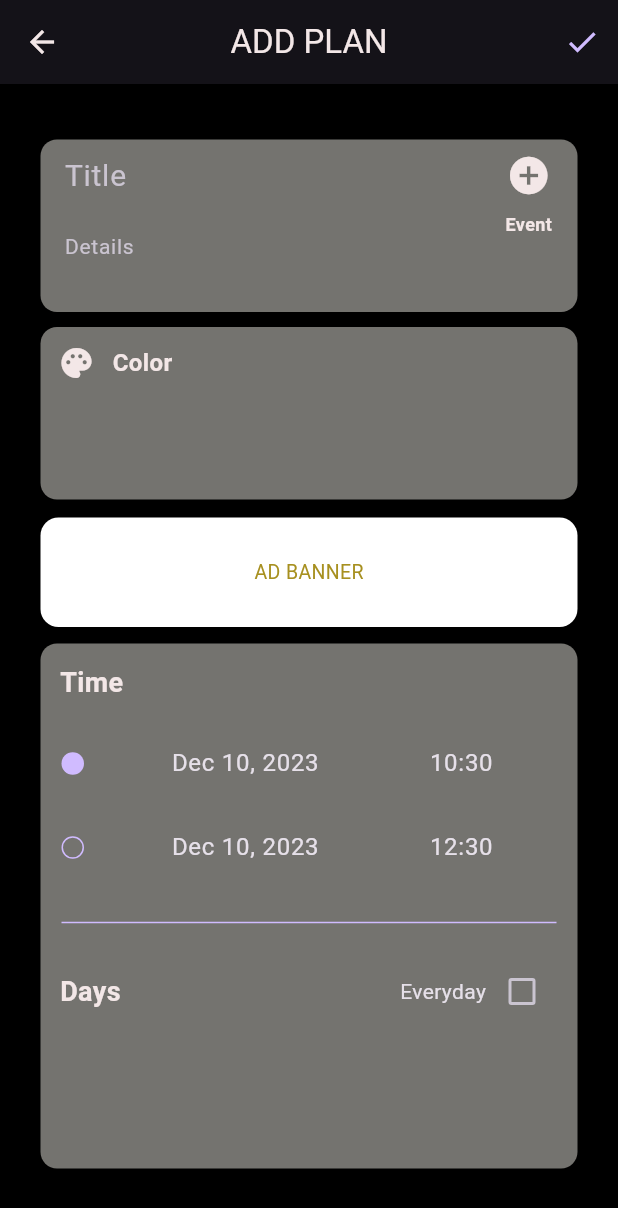
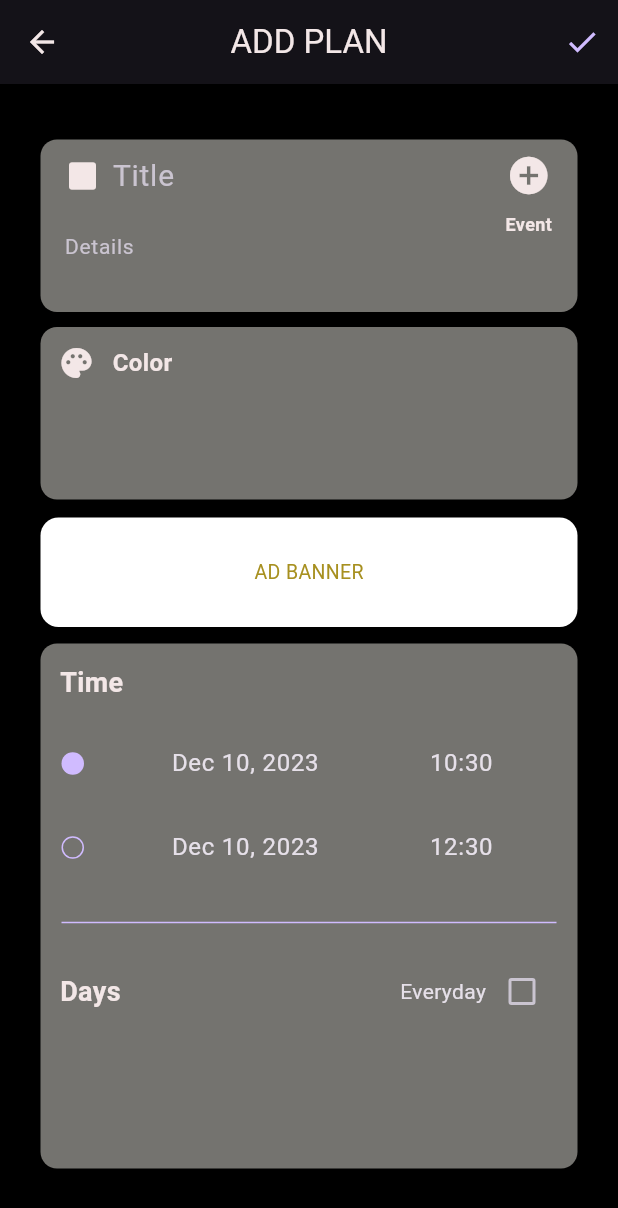
Before and after one commit to batuhanozcan1605/weekplanner, a Flutter app: the EventEditingPage screen opened directly, on a phone screen of 412 x 824 dp. Shown: the top 1208 px of the screen. Run offline on Flutter 3.47's test engine with Material 3 defaults, Android fonts, the phone set to English and light mode, and no system bars; our stand-ins replace syncfusion_flutter_calendar; missing offline and left inert: interval_time_picker; Roboto replaces fonts that are missing (Segoe UI).

Commit message:
def icon set to calender

```diff
--- a/lib/model/event.dart
+++ b/lib/model/event.dart
@@ -6,7 +6,7 @@ import 'package:weekplanner/constants.dart';
 class Event {
   final String title;
   final String detail;
-  final String? icon;
+  final IconData icon;
   final DateTime from;
   final DateTime to;
   final Color backgroundColor;
@@ -16,7 +16,7 @@ class Event {
   Event(
       {required this.title,
       required this.detail,
-      this.icon,
+      this.icon = Icons.square_rounded,
       required this.from,
       required this.to,
       this.backgroundColor = Colors.deepPurple,
--- a/lib/screens/event_editing_page.dart
+++ b/lib/screens/event_editing_page.dart
@@ -89,7 +89,15 @@ class _EventEditingPageState extends State<EventEditingPage> {
                         children: [
                           Padding(
                             padding: const EdgeInsets.only(left: 16.0),
-                            child: buildTitle(),
+                            child: Row(
+                                children: [
+                                  Padding(
+                                    padding: const EdgeInsets.only(right: 8.0),
+                                    child: Icon(Icons.square_rounded, color: Constants.softColor,),
+                                  ),
+                                  Expanded(child: buildTitle()),
+                                ]
+                            ),
                           ),
                           Padding(
                             padding: const EdgeInsets.only(
@@ -244,7 +252,6 @@ class _EventEditingPageState extends State<EventEditingPage> {
     final event = Event(
         title: titleController.text,
         detail: detailController.text,
-        icon: '',
         from: fromDate,
         to: toDate,
       isAllDay: false,
@@ -270,7 +277,7 @@ class _EventEditingPageState extends State<EventEditingPage> {
             color: Constants.softColor, fontSize: 20, fontFamily: 'Segoe UI'),
         decoration:
             InputDecoration(border: InputBorder.none, hintText: 'Title',),
-        onFieldSubmitted: (_) => saveForm(),
+        onFieldSubmitted: (_) {},
         //validator: (title) => title != null && title.isEmpty ? 'Title can not be empty' : null,
         controller: titleController,
       );
```
Also changed, not shown: lib/widgets/calender_widget.dart (+14 -2 lines).
